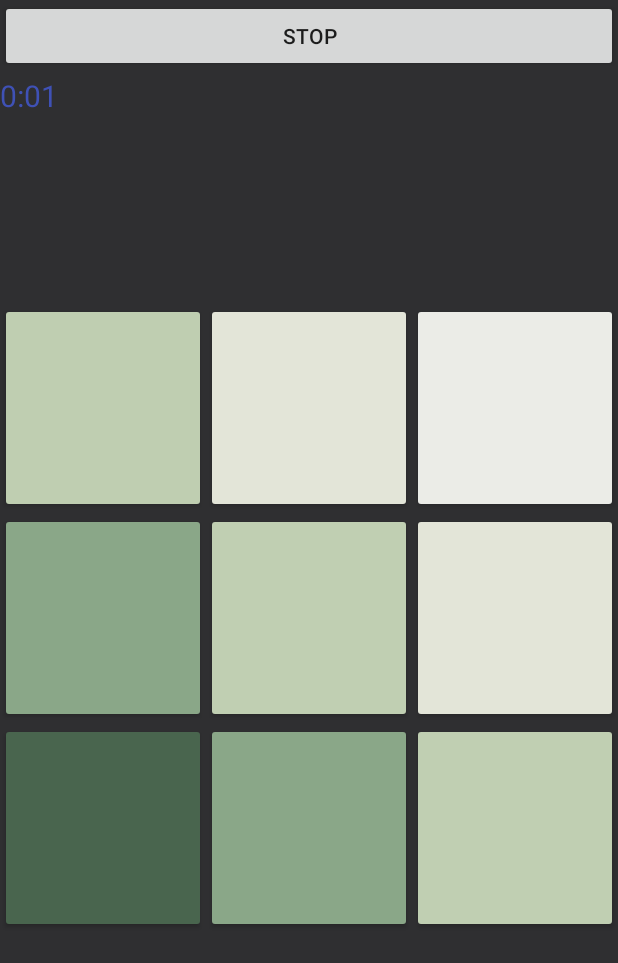
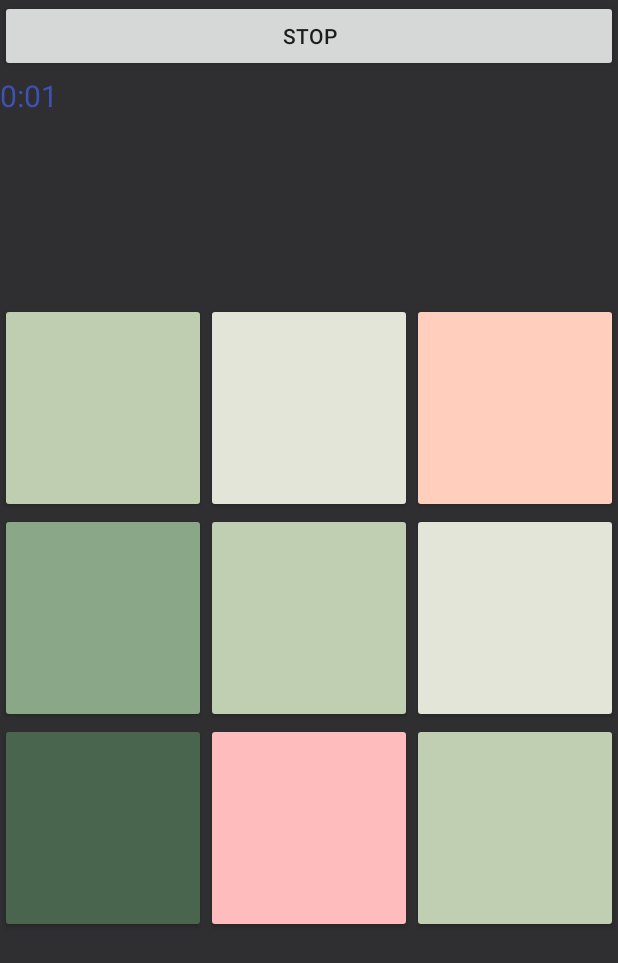
Before and after one commit to JamesZhaoLu/AndroidGameDeltaHacks, an Android app: the screen it shows after launch (MainActivity), after a tap on "START!", on a phone screen of 412 x 824 dp. Shown: the top 963 px of the screen. Run offline under Robolectric (Android 15) with nearby library versions, the phone set to English and light mode, and no system bars.

Commit message:
Made Change colours

```diff
--- a/lacasadepappi/app/src/main/java/com/example/jameslu/lacasadepappi/MainActivity.java
+++ b/lacasadepappi/app/src/main/java/com/example/jameslu/lacasadepappi/MainActivity.java
@@ -31,10 +31,22 @@ public class MainActivity extends AppCompatActivity {
 
     TextView timerTextView;
     long startTime = 0;
-    ArrayList<Integer> sequence = new ArrayList<Integer>(Arrays.asList(8, 3, 1));
+    ArrayList<Integer> sequence = new ArrayList<Integer>();
     // Create ArrayList of Buttons
     ArrayList<Button> buttons = new ArrayList<Button>();
 
+    // ArrayList of Colours
+    ArrayList<String> coulours = new ArrayList<String>(Arrays.asList("#ffbcbc", "#ffcebc", "#fff0b2", "#e9ffb2",
+            "#c7ffb2", "#b2f7b7", "#b1f7e1", "#b1f7f7", "#b1dbf7", "#b1bbf7", "#cdb1f7", "#eab1f7", "#f7b1f0", "#f7b1d8", "#f7b1b1"));
+
+    //counts number
+    int counter = 0;
+    // Random number
+
+    int prev = 0;
+    // saves previous number
+
+    Random rand =  new Random();
 
 
     //runs without a timer by reposting this handler at the end of the runnable
@@ -52,18 +64,18 @@ public class MainActivity extends AppCompatActivity {
 
             timerHandler.postDelayed(this, 500);
 
-            if (seconds == 2){
-                buttons.get(5).getBackground().setColorFilter(Color.parseColor("#b2b2cf"), PorterDuff.Mode.DARKEN);
-            } else if (seconds == 3){
-                buttons.get(5).getBackground().setColorFilter(Color.parseColor("#b2cfb5"), PorterDuff.Mode.DARKEN);
-            } else if (seconds == 4) {
-                buttons.get(7).getBackground().setColorFilter(Color.parseColor("#b2b2cf"), PorterDuff.Mode.DARKEN);
-            } else if (seconds == 5){
-                buttons.get(7).getBackground().setColorFilter(Color.parseColor("#b2cfb5"), PorterDuff.Mode.DARKEN);
-            } else if (seconds == 6) {
-                 buttons.get(1).getBackground().setColorFilter(Color.parseColor("#b2b2cf"), PorterDuff.Mode.DARKEN);
-            } else if (seconds == 7){
-                buttons.get(1).getBackground().setColorFilter(Color.parseColor("#b2cfb5"), PorterDuff.Mode.DARKEN);
+            // get next int!
+            int n = rand.nextInt(9);
+
+            // put it in the sequence
+
+
+            if (seconds % 2 == 0){
+                sequence.add(n);
+                buttons.get(n).getBackground().setColorFilter(Color.parseColor(coulours.get(counter)), PorterDuff.Mode.DARKEN);
+                if (counter == 14) counter = 0;
+                else counter++;
+                prev = n;
             }
         }
     };
@@ -108,6 +120,10 @@ public class MainActivity extends AppCompatActivity {
                 if (b.getText().equals("stop")) {
                     timerHandler.removeCallbacks(timerRunnable);
                     b.setText("start");
+
+                    for(int i = 0; i < 9; ++i) {
+                        buttons.get(i).getBackground().setColorFilter(Color.parseColor("#b2cfb5"), PorterDuff.Mode.DARKEN);
+                    }
                 } else {
                     startTime = System.currentTimeMillis();
                     timerHandler.postDelayed(timerRunnable, 0);
```
